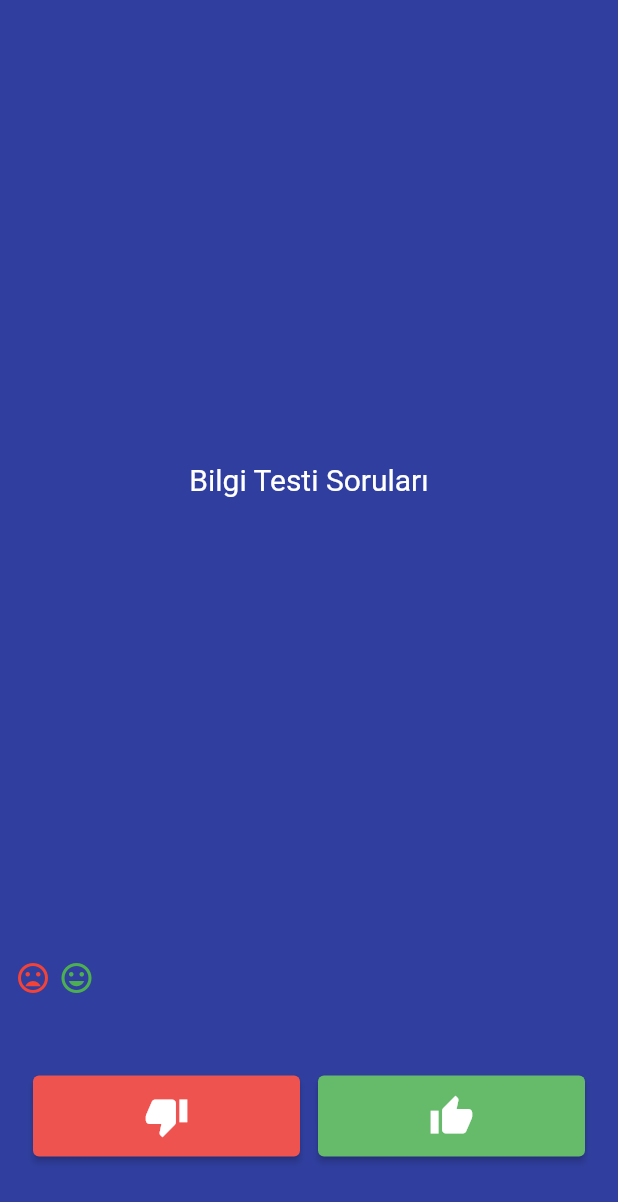
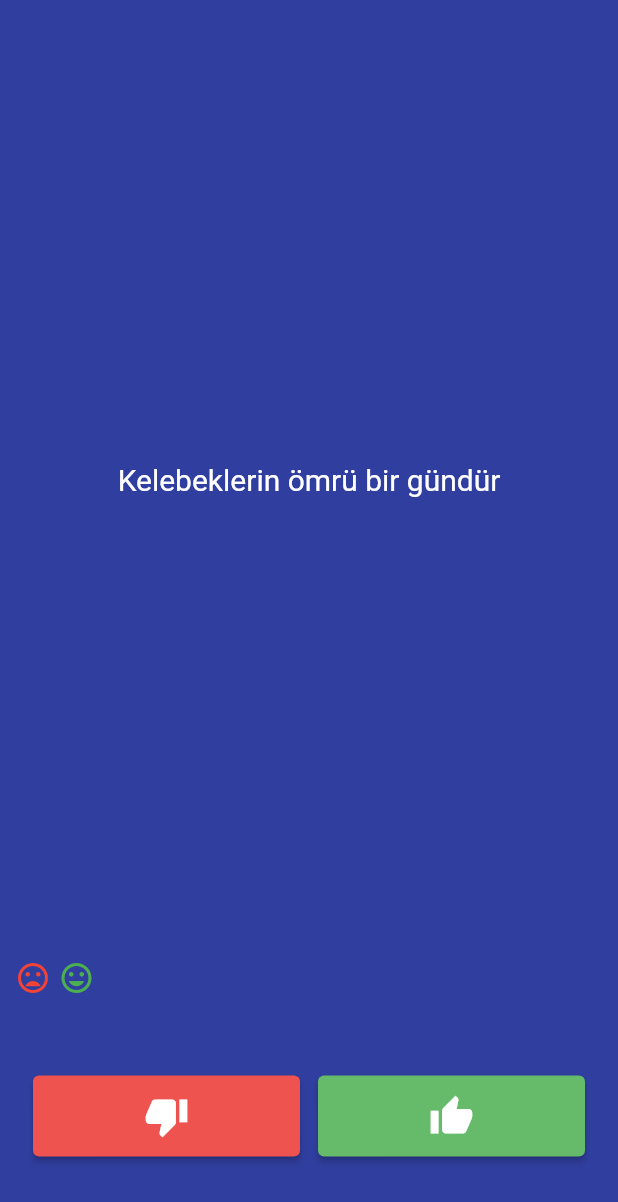
Before and after one commit to ErtugrulGulmez00/BilgiTestUygulamasi_withFlutter, a Flutter app: the screen it shows after launch, after a tap on the "thumb down" icon, after a tap on the "thumb up" icon, on a phone screen of 412 x 824 dp. Shown: the top 1202 px of the screen. Run offline on Flutter 3.47's test engine with Material 2 defaults, Android fonts, the phone set to English and light mode, and no system bars.

Commit message:
added questions chapter

```diff
--- a/lib/main.dart
+++ b/lib/main.dart
@@ -28,13 +28,15 @@ class SoruSayfasi extends StatefulWidget {
 
 class _SoruSayfasiState extends State<SoruSayfasi> {
   List <String> sorular=[
-    'litanic gelmiş geçmiş en büyük gemidir',
+    'Titanic gelmiş geçmiş en büyük gemidir',
     'Dünyadaki tavuk sayısı insan sayısından fazladır',
     'Kelebeklerin ömrü bir gündür',
     'Dünya düzdür' ,
     'Kaju fıstığı aslında bir meyvenin sapıdır',
     'Fatih Sultan Mehmet hiç patates yememişti'
   ];
+  int soruIndex=0;
+
   List<Widget> secimSonucuIconlari = [];
 
   @override
@@ -49,7 +51,7 @@ class _SoruSayfasiState extends State<SoruSayfasi> {
             padding: EdgeInsets.all(10.0),
             child: Center(
               child: Text(
-                'Bilgi Testi Soruları',
+                sorular[soruIndex],
                 textAlign: TextAlign.center,
                 style: TextStyle(
                   fontSize: 20.0,
@@ -80,6 +82,7 @@ class _SoruSayfasiState extends State<SoruSayfasi> {
                       ),
                       onPressed: () {
                         setState(() {
+                          soruIndex++;
                           secimSonucuIconlari.add(kYanlisIconu);
                         });
                       },
@@ -100,6 +103,7 @@ class _SoruSayfasiState extends State<SoruSayfasi> {
                       ),
                       onPressed: () {
                         setState(() {
+                          soruIndex++;
                           secimSonucuIconlari.add(kDogruIconu);
                         });
                       },
```
